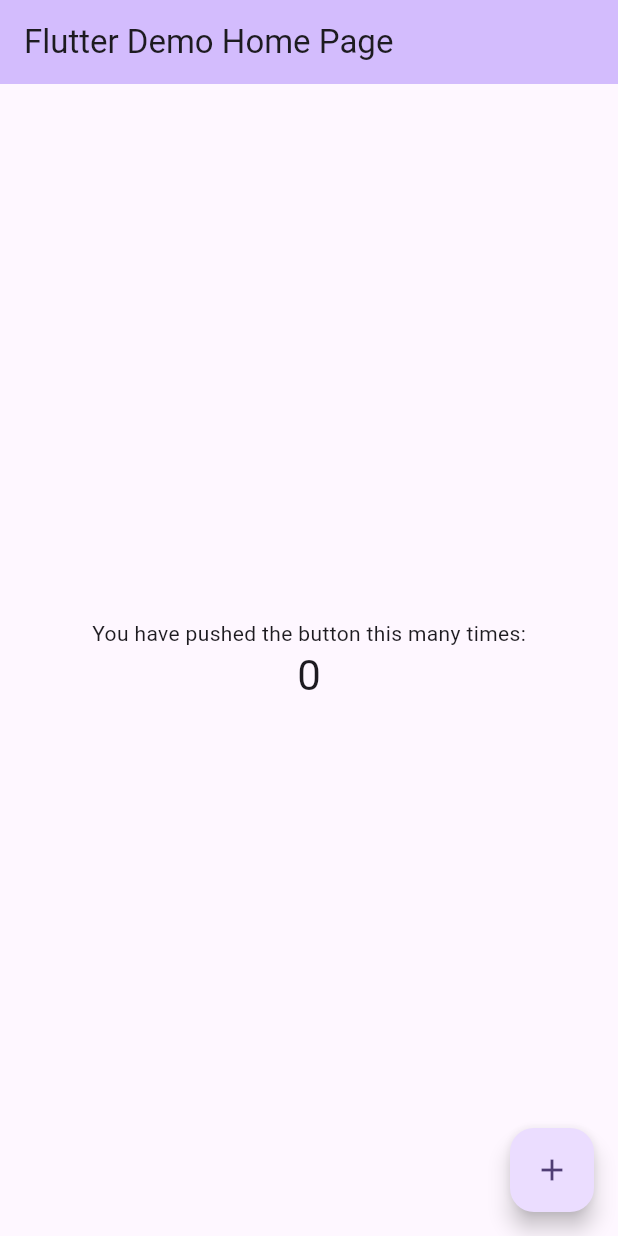
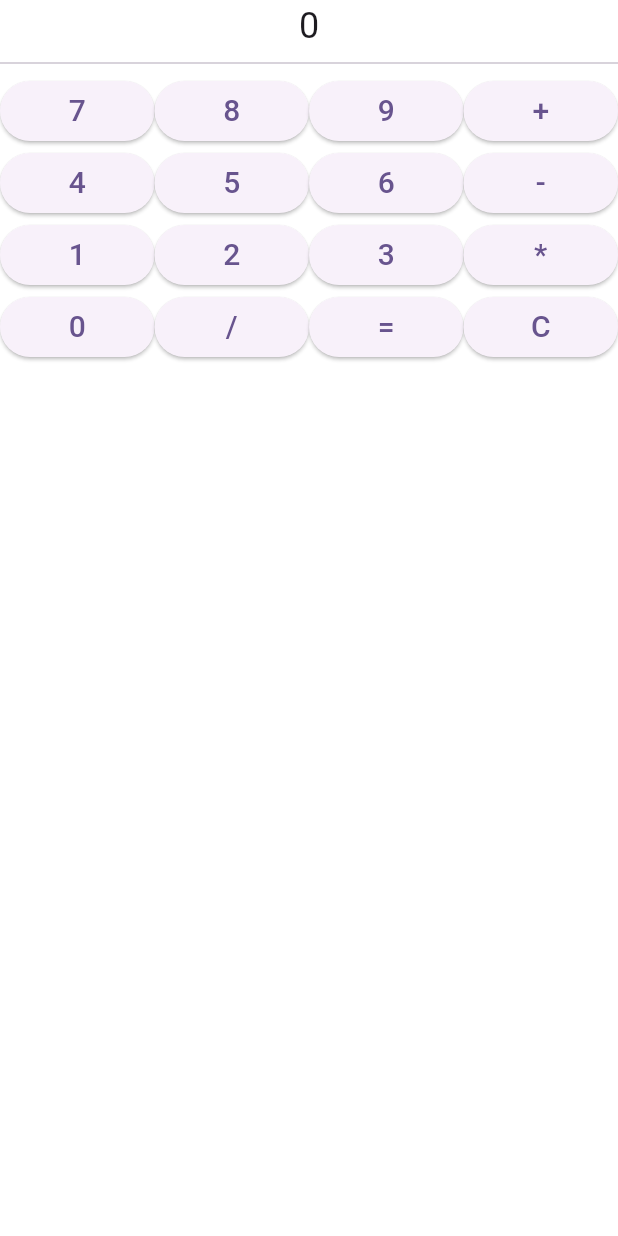
Before and after one commit to Madsp15/rpn_calculator, a Flutter app: the screen it shows after launch, on a phone screen of 412 x 824 dp. Run offline on Flutter 3.47's test engine with Material 3 defaults, Android fonts, the phone set to English and light mode, and no system bars.

Commit message:
works somewhat

```diff
--- a/intergration_test/widget_test.dart
+++ b/intergration_test/widget_test.dart
@@ -15,7 +15,7 @@ void main() {
   IntegrationTestWidgetsFlutterBinding.ensureInitialized();
   testWidgets('Counter increments smoke test', (WidgetTester tester) async {
     // Build our app and trigger a frame.
-    await tester.pumpWidget(const MyApp());
+    await tester.pumpWidget(const CalculatorApp());
 
     // Verify that our counter starts at 0.
     expect(find.text('0'), findsOneWidget);
--- /dev/null
+++ b/lib/calculator.dart
@@ -0,0 +1,47 @@
+abstract class Command {
+  apply(List<num> stack);
+}
+
+class Calculator {
+  List<num> stack;
+
+  Calculator(this.stack);
+
+  push(num value) {
+    stack.add(value);
+  }
+
+  execute(Command command) {
+    if (stack.length >= 2) {
+      command.apply(stack);
+    }
+  }
+}
+
+class Addition implements Command {
+  @override
+  void apply(List<num> stack) {
+    stack.add(stack.removeLast() + stack.removeLast());
+  }
+}
+
+class Subtraction implements Command {
+  @override
+  void apply(List<num> stack) {
+    stack.add(stack.removeLast() - stack.removeLast());
+  }
+}
+
+class Multiplication implements Command {
+  @override
+  void apply(List<num> stack) {
+    stack.add(stack.removeLast() * stack.removeLast());
+  }
+}
+
+class Division implements Command {
+  @override
+  void apply(List<num> stack) {
+    stack.add(stack.removeLast() / stack.removeLast());
+  }
+}
--- a/lib/main.dart
+++ b/lib/main.dart
@@ -1,125 +1,181 @@
 import 'package:flutter/material.dart';
 
+import 'calculator.dart';
+
 void main() {
-  runApp(const MyApp());
+  runApp(CalculatorApp());
 }
 
-class MyApp extends StatelessWidget {
-  const MyApp({super.key});
-
-  // This widget is the root of your application.
+class CalculatorApp extends StatelessWidget {
   @override
   Widget build(BuildContext context) {
     return MaterialApp(
-      title: 'Flutter Demo',
+      title: 'It is calculator time',
       theme: ThemeData(
-        // This is the theme of your application.
-        //
-        // TRY THIS: Try running your application with "flutter run". You'll see
-        // the application has a purple toolbar. Then, without quitting the app,
-        // try changing the seedColor in the colorScheme below to Colors.green
-        // and then invoke "hot reload" (save your changes or press the "hot
-        // reload" button in a Flutter-supported IDE, or press "r" if you used
-        // the command line to start the app).
-        //
-        // Notice that the counter didn't reset back to zero; the application
-        // state is not lost during the reload. To reset the state, use hot
-        // restart instead.
-        //
-        // This works for code too, not just values: Most code changes can be
-        // tested with just a hot reload.
         colorScheme: ColorScheme.fromSeed(seedColor: Colors.deepPurple),
         useMaterial3: true,
       ),
-      home: const MyHomePage(title: 'Flutter Demo Home Page'),
+      home: CalculatorHomePage(),
+      debugShowCheckedModeBanner: false,
     );
   }
 }
 
-class MyHomePage extends StatefulWidget {
-  const MyHomePage({super.key, required this.title});
-
-  // This widget is the home page of your application. It is stateful, meaning
-  // that it has a State object (defined below) that contains fields that affect
-  // how it looks.
-
-  // This class is the configuration for the state. It holds the values (in this
-  // case the title) provided by the parent (in this case the App widget) and
-  // used by the build method of the State. Fields in a Widget subclass are
-  // always marked "final".
-
-  final String title;
-
+class CalculatorHomePage extends StatefulWidget {
   @override
-  State<MyHomePage> createState() => _MyHomePageState();
+  _CalculatorHomePageState createState() => _CalculatorHomePageState();
 }
 
-class _MyHomePageState extends State<MyHomePage> {
-  int _counter = 0;
+class _CalculatorHomePageState extends State<CalculatorHomePage> {
+  String output = '0';
+  String sequence = '';
+  final List<String> digitButtons = [
+    '7',
+    '8',
+    '9',
+    '4',
+    '5',
+    '6',
+    '1',
+    '2',
+    '3',
+    '0'
+  ];
+  final List<String> operatorButtons = ['+', '-', '*', '/', '=', 'C'];
 
-  void _incrementCounter() {
+// Create an instance of the Calculator class
+  final Calculator calculator = Calculator([]);
+
+  Widget buildNumberButtons(String digit) {
+    return Expanded(
+      child: ElevatedButton(
+        onPressed: () {
           setState(() {
-      // This call to setState tells the Flutter framework that something has
-      // changed in this State, which causes it to rerun the build method below
-      // so that the display can reflect the updated values. If we changed
-      // _counter without calling setState(), then the build method would not be
-      // called again, and so nothing would appear to happen.
-      _counter++;
+            calculator.push(int.parse(digit));
+            // Update the sequence string
+            sequence += digit;
+            // Update the output string
+            output = sequence;
           });
+        },
+        child: Text(
+          digit,
+          style: TextStyle(fontSize: 20), // Customize button text style
+        ),
+      ),
+    );
+  }
+
+  Widget buildOperatorButton(String operator) {
+    return Expanded(
+      child: ElevatedButton(
+        onPressed: () {
+          setState(() {
+            // Execute the corresponding command
+            switch (operator) {
+              case '+':
+                sequence += ' + ';
+                break;
+              case '-':
+                sequence += ' - ';
+                break;
+              case '*':
+                sequence += ' * ';
+                break;
+              case '/':
+                sequence += ' / ';
+                break;
+              case 'C':
+                calculator.stack.clear();
+                sequence = '';
+                output = '0';
+                break;
+              case '=':
+              // Display the result
+                if (calculator.stack.isNotEmpty) {
+                  if(sequence.contains('*')){
+                    calculator.execute(Multiplication());
+                  } else if(sequence.contains('/')){
+                    calculator.execute(Division());
+                  } else if(sequence.contains('+')){
+                    calculator.execute(Addition());
+                  } else if(sequence.contains('-')){
+                    calculator.execute(Subtraction());
+                  }
+                  sequence += ' = ' + calculator.stack.last.toString();
+                  output = sequence;
+                }
+                break;
+            }
+            // Update the output string
+            output = sequence;
+          });
+        },
+        child: Text(
+          operator,
+          style: TextStyle(fontSize: 20),
+        ),
+      ),
+    );
   }
 
   @override
   Widget build(BuildContext context) {
-    // This method is rerun every time setState is called, for instance as done
-    // by the _incrementCounter method above.
-    //
-    // The Flutter framework has been optimized to make rerunning build methods
-    // fast, so that you can just rebuild anything that needs updating rather
-    // than having to individually change instances of widgets.
     return Scaffold(
-      appBar: AppBar(
-        // TRY THIS: Try changing the color here to a specific color (to
-        // Colors.amber, perhaps?) and trigger a hot reload to see the AppBar
-        // change color while the other colors stay the same.
-        backgroundColor: Theme.of(context).colorScheme.inversePrimary,
-        // Here we take the value from the MyHomePage object that was created by
-        // the App.build method, and use it to set our appbar title.
-        title: Text(widget.title),
+      backgroundColor: Colors.white,
+      body: Column(
+        children: [
+          SafeArea(
+            child: Text(
+              output,
+              style: TextStyle(fontSize: 24),
             ),
-      body: Center(
-        // Center is a layout widget. It takes a single child and positions it
-        // in the middle of the parent.
+          ),
+          Divider(),
+          buttonDisplay(),
+        ],
+      ),
+    );
+  }
+
+  Container buttonDisplay() {
+    return Container(
       child: Column(
-          // Column is also a layout widget. It takes a list of children and
-          // arranges them vertically. By default, it sizes itself to fit its
-          // children horizontally, and tries to be as tall as its parent.
-          //
-          // Column has various properties to control how it sizes itself and
-          // how it positions its children. Here we use mainAxisAlignment to
-          // center the children vertically; the main axis here is the vertical
-          // axis because Columns are vertical (the cross axis would be
-          // horizontal).
-          //
-          // TRY THIS: Invoke "debug painting" (choose the "Toggle Debug Paint"
-          // action in the IDE, or press "p" in the console), to see the
-          // wireframe for each widget.
-          mainAxisAlignment: MainAxisAlignment.center,
-          children: <Widget>[
-            const Text(
-              'You have pushed the button this many times:',
+        children: [
+          Row(
+            children: [
+              buildNumberButtons(digitButtons[0]),
+              buildNumberButtons(digitButtons[1]),
+              buildNumberButtons(digitButtons[2]),
+              buildOperatorButton(operatorButtons[0]),
+            ],
           ),
-            Text(
-              '$_counter',
-              style: Theme.of(context).textTheme.headlineMedium,
+          Row(
+            children: [
+              buildNumberButtons(digitButtons[3]),
+              buildNumberButtons(digitButtons[4]),
+              buildNumberButtons(digitButtons[5]),
+              buildOperatorButton(operatorButtons[1]),
+            ],
+          ),
+          Row(
+            children: [
+              buildNumberButtons(digitButtons[6]),
+              buildNumberButtons(digitButtons[7]),
+              buildNumberButtons(digitButtons[8]),
+              buildOperatorButton(operatorButtons[2]),
+            ],
+          ),
+          Row(
+            children: [
+              buildNumberButtons(digitButtons[9]),
+              buildOperatorButton(operatorButtons[3]),
+              buildOperatorButton(operatorButtons[4]),
+              buildOperatorButton(operatorButtons[5])
+            ],
           ),
         ],
       ),
-      ),
-      floatingActionButton: FloatingActionButton(
-        onPressed: _incrementCounter,
-        tooltip: 'Increment',
-        child: const Icon(Icons.add),
-      ), // This trailing comma makes auto-formatting nicer for build methods.
     );
   }
 }
```
Also changed, not shown: lib/calculator_screen.dart (deleted), 1 other file. Lines whose indentation alone changed are shown as unchanged.
